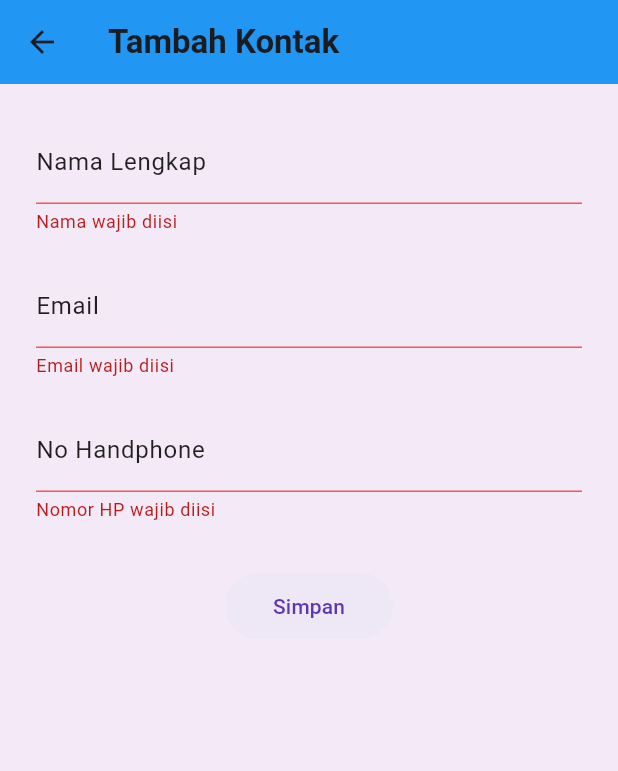
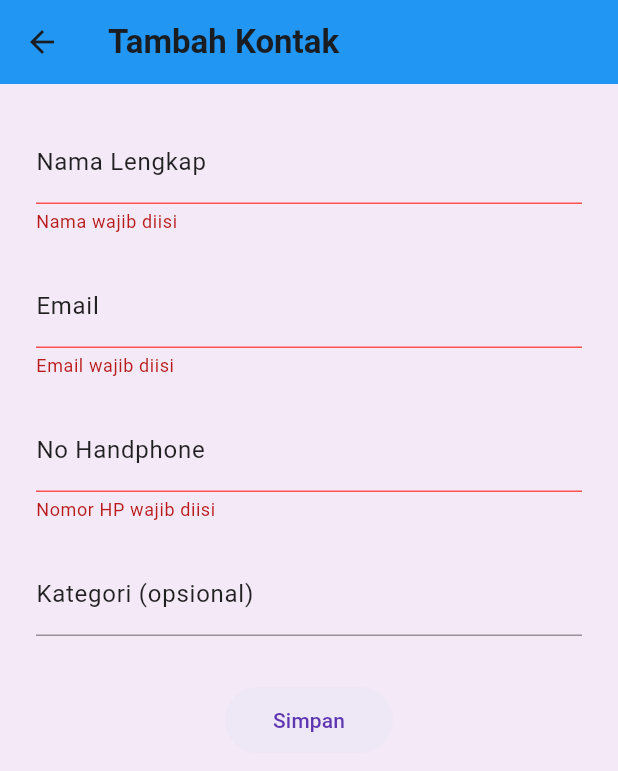
Before and after one commit to laafuan/Zaidan_BukuKontakbaru, a Flutter app: the TambahKontakPage screen opened directly, after a tap on "Simpan", on a phone screen of 412 x 824 dp. Shown: the top 771 px of the screen. Run offline on Flutter 3.47's test engine with Material 3 defaults, Android fonts, the phone set to English and light mode, and no system bars.

```diff
--- a/lib/main.dart
+++ b/lib/main.dart
@@ -30,12 +30,14 @@ class Kontak {
   String nama;
   String email;
   String telepon;
+  String? kategori;
   bool favorit;
 
   Kontak({
     required this.nama,
     required this.email,
     required this.telepon,
+    this.kategori,
     this.favorit = false,
   });
 }
@@ -57,17 +59,6 @@ class _HomePageState extends State<HomePage>
   void initState() {
     super.initState();
     _tabController = TabController(length: 2, vsync: this);
-
-    // --- TAMBAHKAN KODE INI UNTUK TUGAS 3 ---
-    _daftarKontak.add(
-      Kontak(
-        nama: 'Aldejan Kovic Putra Sulash',
-        email: 'alde@gmail.com',
-        telepon: '08123456789',
-        favorit: true, // Nilai ini wajib 'true' agar langsung masuk ke Tab Favorit
-      ),
-    );
-    // ----------------------------------------
   }
 
   @override
@@ -177,7 +168,9 @@ class _HomePageState extends State<HomePage>
           title:
               Text(kontak.nama, style: const TextStyle(fontWeight: FontWeight.w600)),
           subtitle: Text(
-              '${kontak.telepon}${kontak.email.isNotEmpty ? ' | ${kontak.email}' : ''}'),
+              '${kontak.telepon}${kontak.email.isNotEmpty ? ' | ${kontak.email}' : ''}\n'
+              'Kategori: ${kontak.kategori ?? 'Tanpa kategori'}'),
+          isThreeLine: true,
           trailing: Row(
             mainAxisSize: MainAxisSize.min,
             children: [
@@ -273,21 +266,25 @@ class _TambahKontakPageState extends State<TambahKontakPage> {
   final _namaController = TextEditingController();
   final _emailController = TextEditingController();
   final _teleponController = TextEditingController();
+  final _kategoriController = TextEditingController();
 
   @override
   void dispose() {
     _namaController.dispose();
     _emailController.dispose();
     _teleponController.dispose();
+    _kategoriController.dispose();
     super.dispose();
   }
 
   void _simpanKontak() {
     if (_formKey.currentState!.validate()) {
+      final kategoriInput = _kategoriController.text.trim();
       final kontakBaru = Kontak(
         nama: _namaController.text.trim(),
         email: _emailController.text.trim(),
         telepon: _teleponController.text.trim(),
+        kategori: kategoriInput.isEmpty ? null : kategoriInput,
       );
       // Mengirim data kembali ke HomePage
       Navigator.pop(context, kontakBaru);
@@ -361,8 +358,21 @@ class _TambahKontakPageState extends State<TambahKontakPage> {
                   if (value == null || value.trim().isEmpty) {
                     return 'Nomor HP wajib diisi';
                   }
+                  final nomor = value.trim();
+                  if (!RegExp(r'^[0-9]+$').hasMatch(nomor)) {
+                    return 'Nomor HP hanya boleh berisi angka';
+                  }
+                  if (nomor.length < 10) {
+                    return 'Nomor HP minimal 10 digit';
+                  }
                   return null;
                 },
+              ),
+              const SizedBox(height: 20),
+              TextFormField(
+                controller: _kategoriController,
+                decoration: _underlineDecoration('Kategori (opsional)'),
+                // Tidak ada validator karena kategori boleh dikosongkan
               ),
               const SizedBox(height: 32),
               Center(
```
